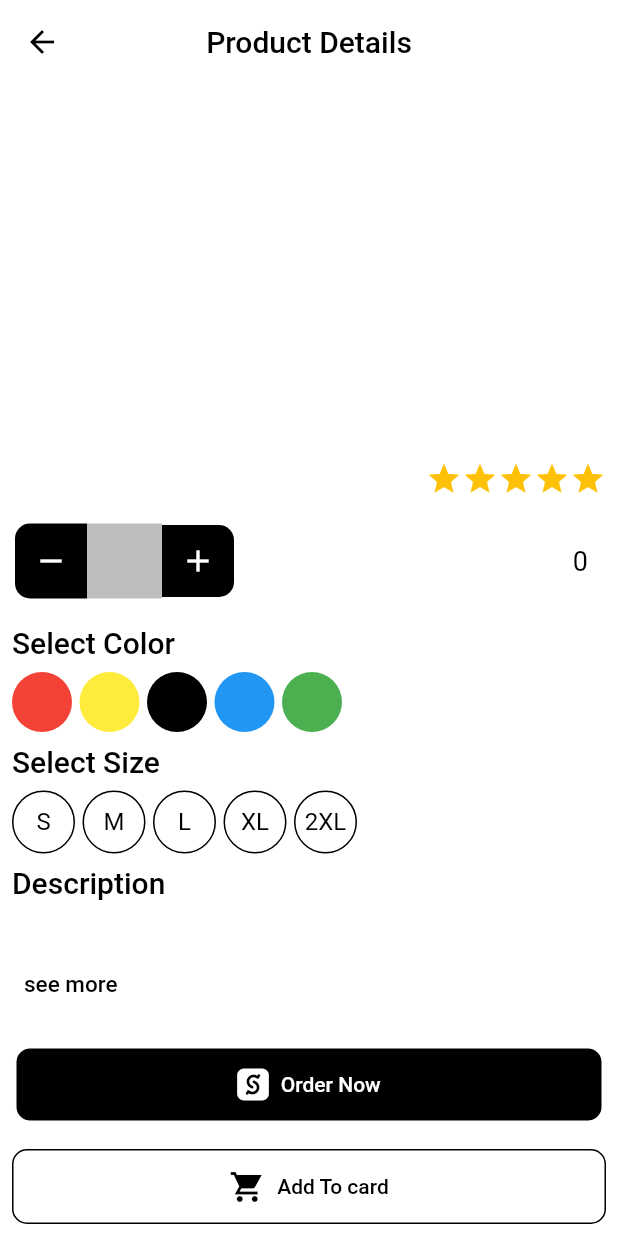
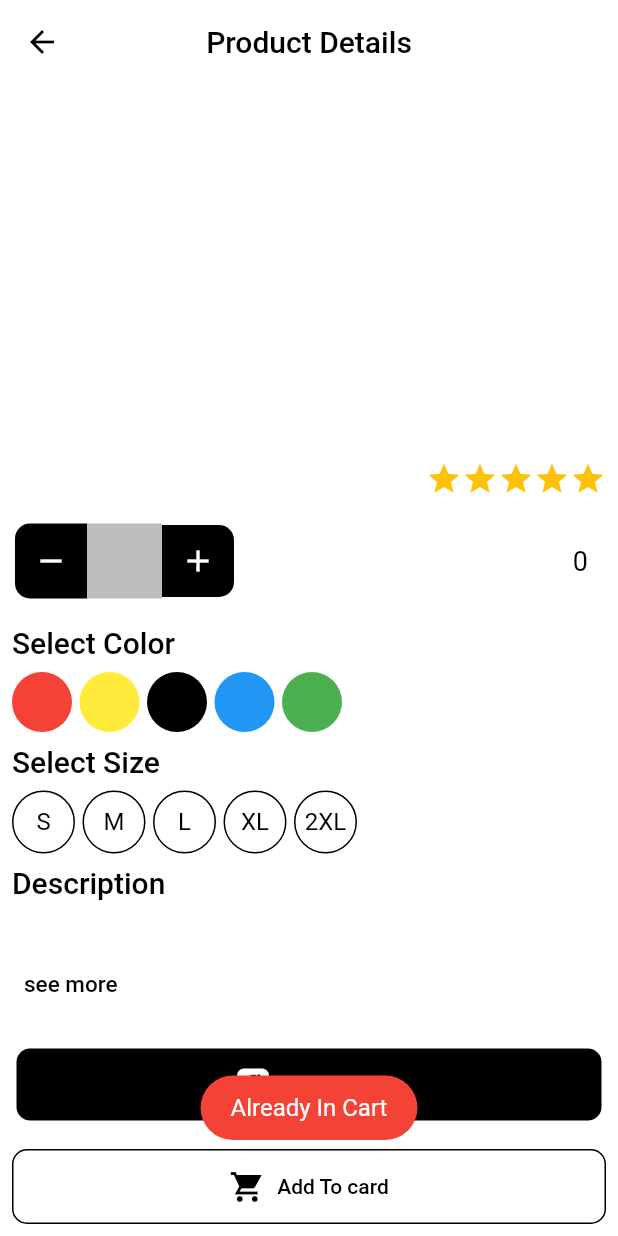
Before and after one commit to mahmoudradwan11/Defacto, a Flutter app: the ProductDetails screen opened directly with empty values, scrolled down 79 dp, after a tap on "Add To card", on a phone screen of 412 x 824 dp. Run offline on Flutter 3.47's test engine with Material 2 defaults, Android fonts, the light colour scheme and no system bars; our stand-ins replace badges, bloc, cached_network_image, carousel_slider, dio, flutter_bloc and 12 more; accounts and stored records are empty; network calls fail; Roboto replaces fonts that are missing (Jannah); project files that could hold a hidden picture were left out.

```diff
--- a/lib/modules/screens/product_details.dart
+++ b/lib/modules/screens/product_details.dart
@@ -403,6 +403,7 @@ class ProductDetails extends StatelessWidget {
                         ],
                       ),
                       function: () {
+                        if(model.inCart == false) {
                           cubit.insertCart(
                               name: model.name!,
                               price: model.price!.toString(),
@@ -412,8 +413,11 @@ class ProductDetails extends StatelessWidget {
                           );
                           model.inCart = true;
                           cubit.updateState();
-                        cubit.addSum(model.price,model.counter);
-                        showToast('Inserted',ToastStates.SUCCESS);
+                          cubit.addSum(model.price, model.counter);
+                          showToast('Inserted', ToastStates.SUCCESS);
+                        }else{
+                          showToast('Already In Cart', ToastStates.ERROR);
+                        }
                       },
                       backgroundColor: Colors.white,
                       borderColor: Colors.black,
```
Also changed, not shown: 5 other files. Lines whose indentation alone changed are shown as unchanged.
